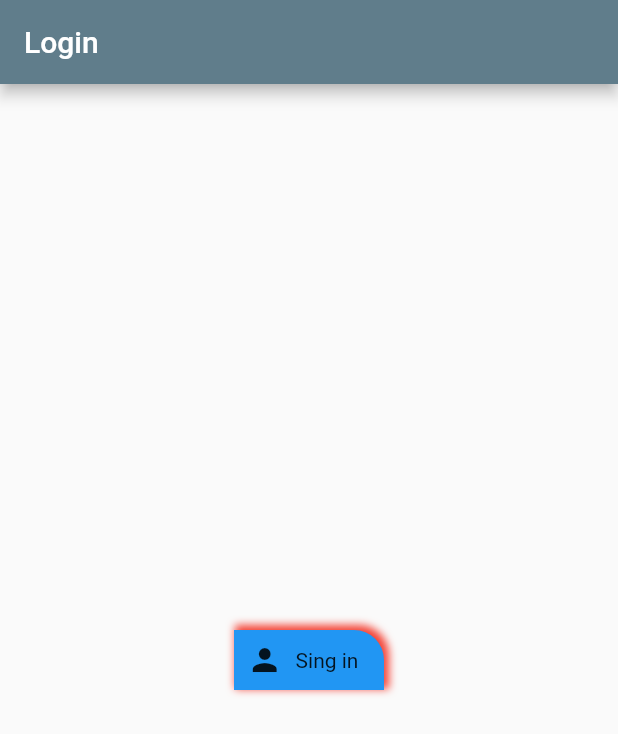
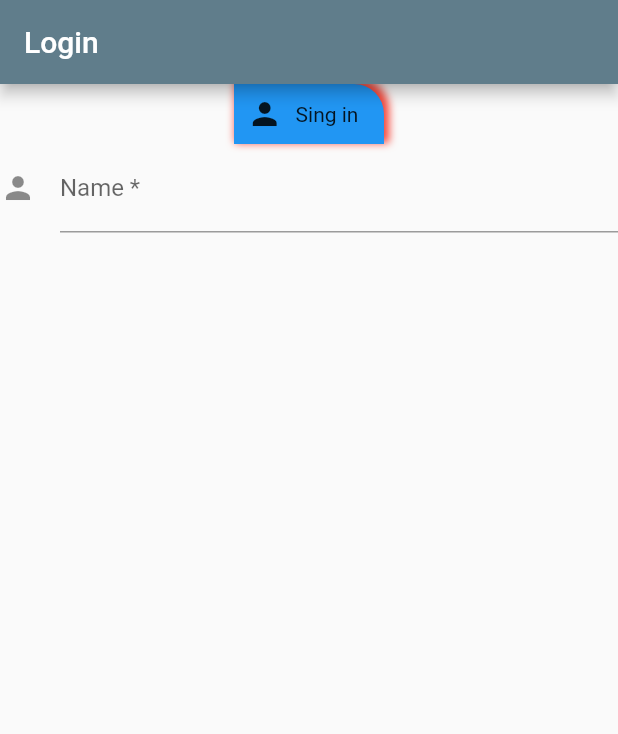
Before and after one commit to AlanLo07/LoginFlutter, a Flutter app: the screen it shows after launch, on a phone screen of 412 x 824 dp. Shown: the top 734 px of the screen. Run offline on Flutter 3.47's test engine with Material 2 defaults, Android fonts, the phone set to English and light mode, and no system bars.

Commit message:
Creacion de caja de texto

```diff
--- a/lib/src/screen/myHomePage.dart
+++ b/lib/src/screen/myHomePage.dart
@@ -17,8 +17,9 @@ class _MyHomePageState extends State<MyHomePage> {
       appBar: AppBar(
         title: Text(widget.title),
       ),
-      body: Center(
-        child: CustomGradientButton(
+      body: Column(
+        children: [
+          CustomGradientButton(
             texto: Text("Sing in"),
             ancho: 100,
             altura: 40,
@@ -27,8 +28,23 @@ class _MyHomePageState extends State<MyHomePage> {
             poscisionFinal: Alignment.centerRight,
             funcion: ()=>print("No hace nada"),
             iconoApp: Icon(Icons.person),
-        ),//child
-      ),//Center
+          ),//CustomGradiant
+          TextFormField(
+            decoration: const InputDecoration(
+              icon: Icon(Icons.person),
+              hintText: 'What do people call you?',
+              labelText: 'Name *',
+            ),
+            onSaved: (String value) {
+              // This optional block of code can be used to run
+              // code when the user saves the form.
+            },
+            validator: (String value) {
+              return value.contains('@') ? 'Do not use the @ char.' : null;
+            },
+          ),
+        ]//Children
+      ),//Column
     );//Scaffold
   }//Build
 }//Class
```
Also changed, not shown: pubspec.lock. Lines whose indentation alone changed are shown as unchanged.
